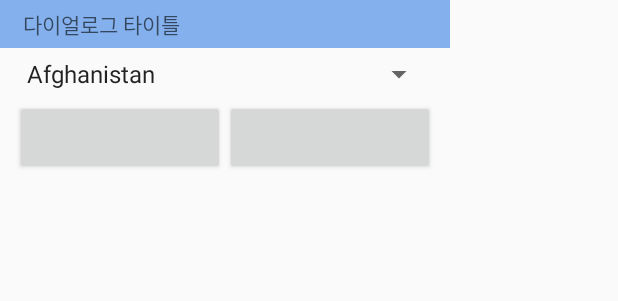
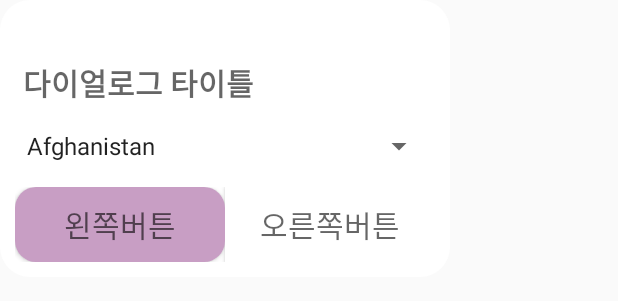
Before and after one commit to ZzangWoo/CovidApp, an Android app: the layout add_dialog.xml on its own in the app's theme, with its tools: preview values and no code run, on a phone screen of 412 x 824 dp. Shown: the top 301 px of the screen. Run offline under Robolectric (Android 15) with nearby library versions, the phone set to English and light mode, and no system bars.

Commit message:
다이얼로그 디자인 완성

```diff
--- a/app/src/main/java/com/example/covidapp/Dialog/AddDialog.kt
+++ b/app/src/main/java/com/example/covidapp/Dialog/AddDialog.kt
@@ -2,6 +2,8 @@ package com.example.covidapp.Dialog
 
 import android.app.Dialog
 import android.content.Context
+import android.graphics.Color
+import android.graphics.drawable.ColorDrawable
 import android.view.Window
 import android.widget.*
 import com.example.covidapp.R
@@ -14,6 +16,11 @@ class AddDialog (context: Context) {
     private lateinit var leftButton: Button
     private lateinit var rightButton: Button
     private lateinit var listener: AddDialogOKClickedListener
+
+    fun makeBorderCorner() {
+        dlg.window?.setBackgroundDrawable(ColorDrawable(Color.TRANSPARENT))
+        dlg.window?.requestFeature(Window.FEATURE_NO_TITLE)
+    }
 
     fun start(content: String) {
         dlg.requestWindowFeature(Window.FEATURE_NO_TITLE)
--- a/app/src/main/java/com/example/covidapp/MainActivity.kt
+++ b/app/src/main/java/com/example/covidapp/MainActivity.kt
@@ -21,10 +21,8 @@ class MainActivity : AppCompatActivity() {
         testInitalize()
 
         addFloatingActionButton.setOnClickListener {
-            var toast = Toast.makeText(this, "Test", Toast.LENGTH_SHORT)
-            toast.show()
-
             val dlg = AddDialog(this)
+            dlg.makeBorderCorner()
             dlg.start("추가할 나라를 선택해주세요.")
         }
     }
--- /dev/null
+++ b/app/src/main/res/drawable/buttonshape.xml
@@ -0,0 +1,19 @@
+<?xml version="1.0" encoding="utf-8"?>
+<shape xmlns:android="http://schemas.android.com/apk/res/android" android:shape="rectangle" >
+    <corners
+        android:radius="14dp"
+        />
+    <solid
+        android:color="@color/titleBarBackground"
+        />
+    <padding
+        android:left="0dp"
+        android:top="0dp"
+        android:right="0dp"
+        android:bottom="0dp"
+        />
+    <size
+        android:width="270dp"
+        android:height="60dp"
+        />
+</shape>
--- /dev/null
+++ b/app/src/main/res/drawable/dialog_white_border.xml
@@ -0,0 +1,6 @@
+<?xml version="1.0" encoding="utf-8"?>
+<shape xmlns:android="http://schemas.android.com/apk/res/android"
+    android:shape="rectangle">
+    <solid android:color="@android:color/white" />
+    <corners android:radius="20dp" />
+</shape>
--- a/app/src/main/res/layout/add_dialog.xml
+++ b/app/src/main/res/layout/add_dialog.xml
@@ -4,12 +4,12 @@
     xmlns:app="http://schemas.android.com/apk/res-auto"
     android:layout_width="300dp"
     android:layout_height="wrap_content"
-    android:orientation="vertical">
+    android:orientation="vertical"
+    android:background="@drawable/dialog_white_border">
 
     <LinearLayout
         android:layout_width="match_parent"
-        android:layout_height="wrap_content"
-        android:background="@color/titleBarBackground">
+        android:layout_height="wrap_content">
 
         <TextView
             android:id="@+id/titleTextView"
@@ -18,9 +18,10 @@
             android:hint="다이얼로그 타이틀"
             android:layout_marginLeft="15dp"
             android:layout_marginRight="10dp"
-            android:layout_marginTop="5dp"
+            android:layout_marginTop="40dp"
             android:layout_marginBottom="5dp"
-            android:textColor="#FFFFFF"/>
+            android:textSize="20sp"
+            android:textStyle="bold"/>
 
     </LinearLayout>
 
@@ -37,26 +38,37 @@
         android:entries="@array/country_array"
         android:layout_marginLeft="10dp"
         android:layout_marginRight="10dp"
-        android:layout_marginTop="5dp"/>
+        android:layout_marginTop="10dp"
+        android:layout_marginBottom="10dp"/>
 
     <LinearLayout
         android:layout_width="match_parent"
         android:layout_height="wrap_content"
         android:layout_marginLeft="10dp"
         android:layout_marginRight="10dp"
-        android:layout_marginTop="5dp">
+        android:layout_marginTop="5dp"
+        android:layout_marginBottom="10dp">
 
         <Button
             android:id="@+id/leftButton"
             android:layout_width="0dp"
             android:layout_height="50dp"
-            android:layout_weight="1"/>
+            android:layout_weight="1"
+            android:hint="왼쪽버튼"
+            android:textColor="#FFFFFF"
+            android:textSize="20sp"
+            android:background="@drawable/buttonshape"
+            />
 
         <Button
             android:id="@+id/rightButton"
             android:layout_width="0dp"
             android:layout_height="50dp"
-            android:layout_weight="1"/>
+            android:layout_weight="1"
+            android:hint="오른쪽버튼"
+            android:background="#FFFFFF"
+            android:textSize="20sp"
+            android:textColor="#000000"/>
 
     </LinearLayout>
 
--- a/app/src/main/res/values/colors.xml
+++ b/app/src/main/res/values/colors.xml
@@ -12,8 +12,8 @@
     <color name="mainColor">#F5A4A2</color>
 
     <!-- Background Color -->
-    <color name="toppestBackground">#84B1ED</color>
-    <color name="titleBarBackground">#84B1ED</color>
+    <color name="toppestBackground">#C89EC4</color>
+    <color name="titleBarBackground">#C89EC4</color>
     <color name="mainBackground">#FFFFFF</color>
     <color name="cardBackground">#FFFFFF</color>
     <color name="floatingActionButtonBackgound">#F5F5F5</color>
```
